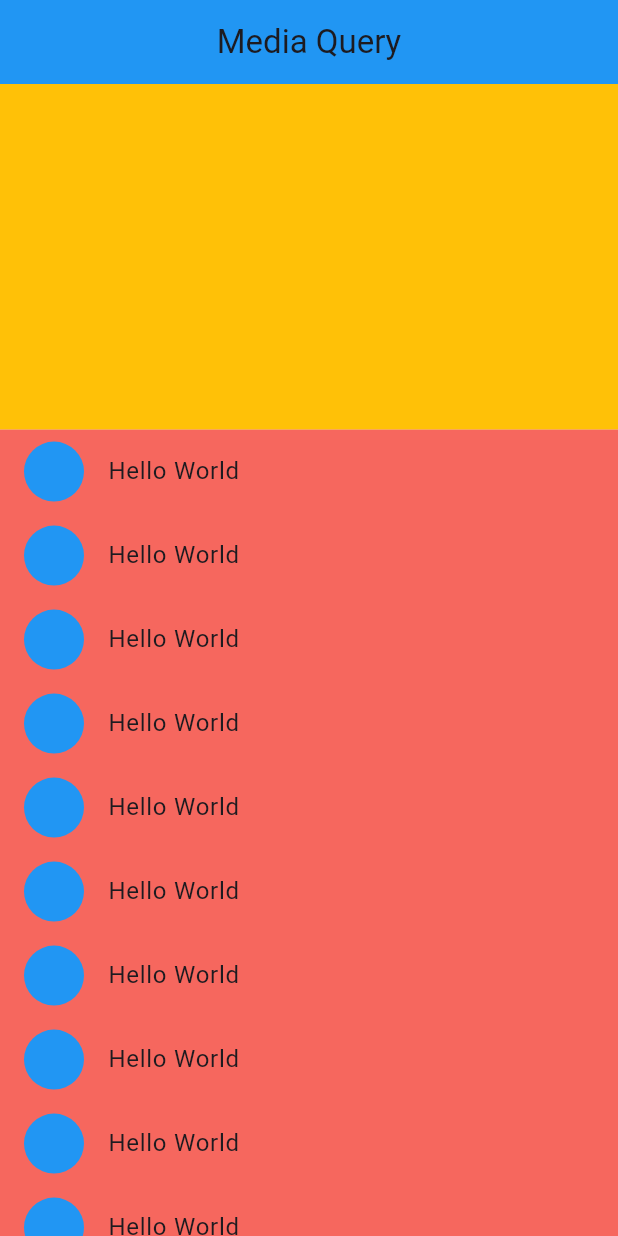
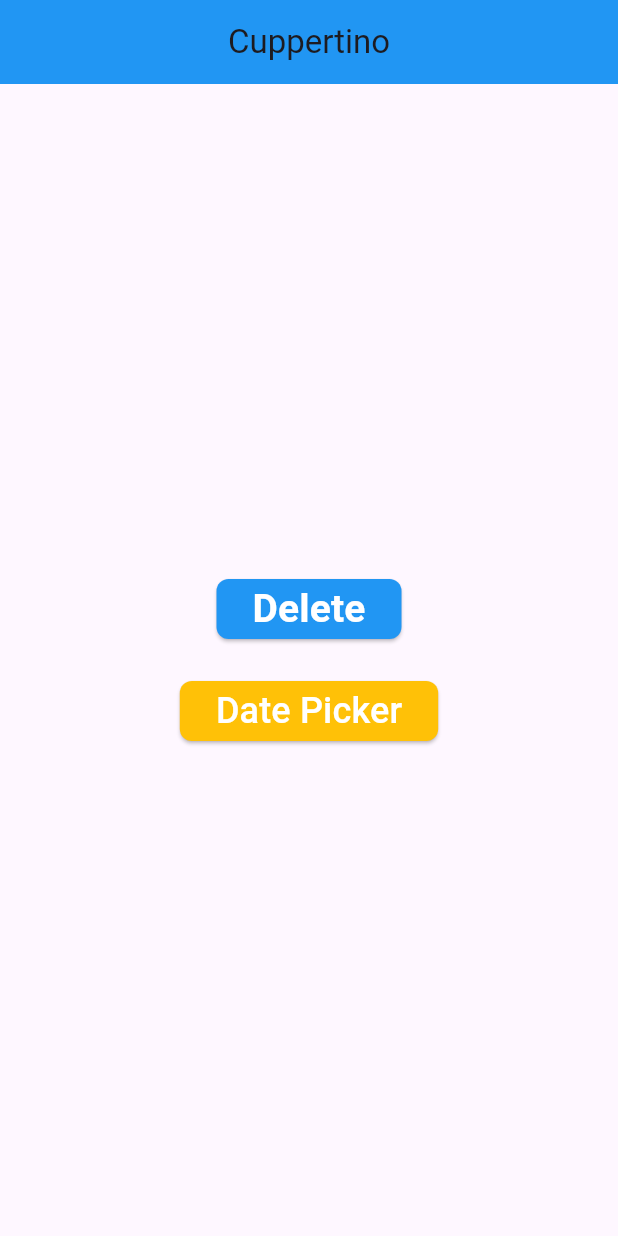
Before and after one commit to bibitdev/flutter_basic_wkuldii, a Flutter app: the screen it shows after launch, on a phone screen of 412 x 824 dp. Run offline on Flutter 3.47's test engine with Material 3 defaults, Android fonts, the phone set to English and light mode, and no system bars; our stand-ins replace faker.

Commit message:
cupertino

```diff
--- /dev/null
+++ b/lib/cuppertino.dart
@@ -0,0 +1,110 @@
+import 'dart:io';
+
+import 'package:flutter/cupertino.dart';
+import 'package:flutter/material.dart';
+
+class Cuppertino extends StatelessWidget {
+  const Cuppertino({super.key});
+
+  @override
+  Widget build(BuildContext context) {
+    return Scaffold(
+      appBar: AppBar(
+        title: const Center(child: Text('Cuppertino')),
+        backgroundColor: Colors.blue,
+      ),
+      body: Center(
+        child: Column(
+          mainAxisAlignment: MainAxisAlignment.center,
+          children: [
+            ElevatedButton(
+              style: ButtonStyle(
+                  backgroundColor: const MaterialStatePropertyAll(Colors.blue),
+                  shape: MaterialStatePropertyAll(
+                    RoundedRectangleBorder(
+                      borderRadius: BorderRadius.circular(8),
+                    ),
+                  )),
+              onPressed: () {
+                showDialog(
+                    context: context,
+                    builder: (context) {
+                      return CupertinoAlertDialog(
+                          title: const Text('Delete Item'),
+                          content:
+                              const Text('Are you sure to delete this item ?'),
+                          actions: [
+                            TextButton(
+                              onPressed: () {
+                                Navigator.pop(context);
+                              },
+                              child: const Text('No'),
+                            ),
+                            TextButton(
+                              onPressed: () {
+                                Navigator.pop(context);
+                              },
+                              child: const Text('Yes'),
+                            )
+                          ]);
+                    });
+              },
+              child: const Text(
+                'Delete',
+                style: TextStyle(
+                  fontSize: 26.0,
+                  fontWeight: FontWeight.bold,
+                  color: Colors.white,
+                ),
+              ),
+            ),
+            const SizedBox(
+              height: 20.0,
+            ),
+            ElevatedButton(
+              onPressed: () {
+                Platform.isIOS
+                    ? showDatePicker(
+                        context: context,
+                        initialDate: DateTime.now(),
+                        firstDate: DateTime(2000),
+                        lastDate: DateTime(2025),
+                      )
+                    : showCupertinoModalPopup(
+                        context: context,
+                        builder: (context) {
+                          return Container(
+                            height: MediaQuery.of(context).size.height * 0.4,
+                            color: Colors.white,
+                            child: CupertinoDatePicker(
+                              initialDateTime: DateTime.now(),
+                              mode: CupertinoDatePickerMode.date,
+                              onDateTimeChanged: (datetime) {
+                                print(datetime);
+                              },
+                            ),
+                          );
+                        },
+                      );
+              },
+              style: ButtonStyle(
+                  backgroundColor: const MaterialStatePropertyAll(Colors.amber),
+                  shape: MaterialStatePropertyAll(
+                    RoundedRectangleBorder(
+                      borderRadius: BorderRadius.circular(8),
+                    ),
+                  )),
+              child: const Text(
+                'Date Picker',
+                style: TextStyle(
+                  fontSize: 24.0,
+                  color: Colors.white,
+                ),
+              ),
+            )
+          ],
+        ),
+      ),
+    );
+  }
+}
--- a/lib/main.dart
+++ b/lib/main.dart
@@ -1,5 +1,6 @@
 import 'package:flutter/material.dart';
 import 'package:flutter/services.dart';
+import 'package:flutter_basic_with_kuldii/cuppertino.dart';
 import 'package:flutter_basic_with_kuldii/media_query.dart';
 
 void main() {
@@ -23,7 +24,7 @@ class _MyAppState extends State<MyApp> {
   Widget build(BuildContext context) {
     return MaterialApp(
       debugShowCheckedModeBanner: false,
-      home: MediaQuerys(),
+      home: Cuppertino(),
       // Switch tema
       // theme: isDarkTheme ? ThemeData.dark() : ThemeData.light(),
       // home: Switchs(
--- a/lib/media_query.dart
+++ b/lib/media_query.dart
@@ -46,7 +46,7 @@ class MediaQuerys extends StatelessWidget {
                               height: bodyHeight * 0.5,
                               width: mediaQueryWidth,
                               color: Colors.purple,
-                              child: Center(
+                              child: const Center(
                                   child: Text(
                                 'Hello Dunia',
                                 style: TextStyle(
```
